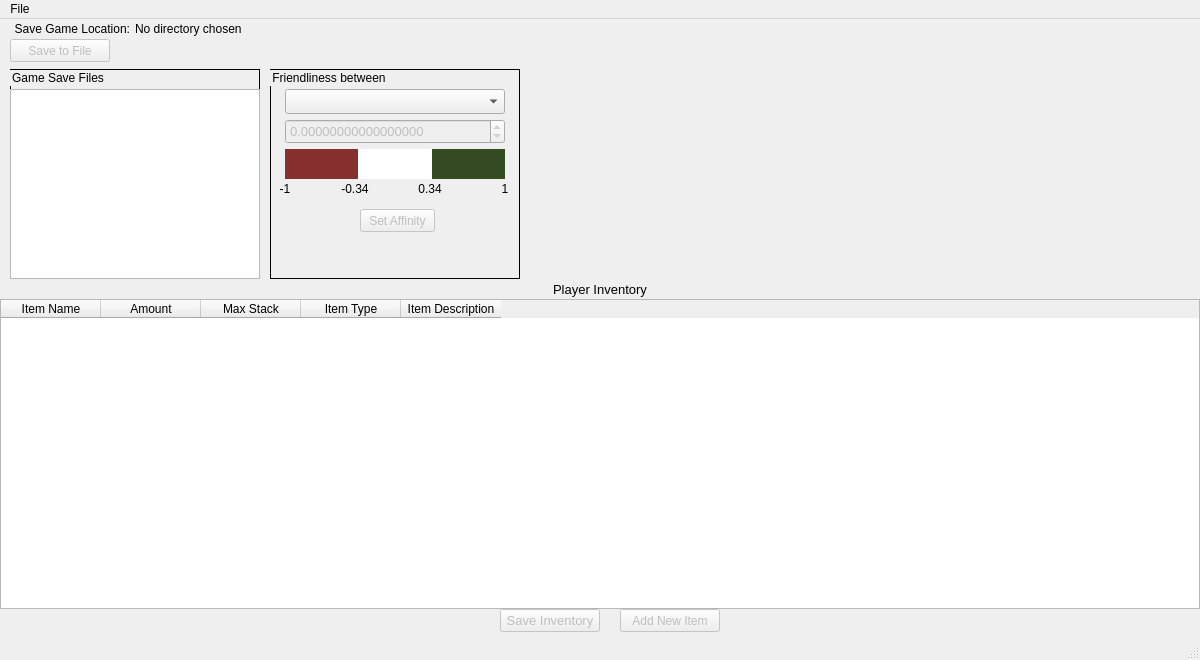
Before: the Qt Designer form PineSaveGameEditor.ui in accavallo/PineSaveGameEditor, drawn with Qt 5.
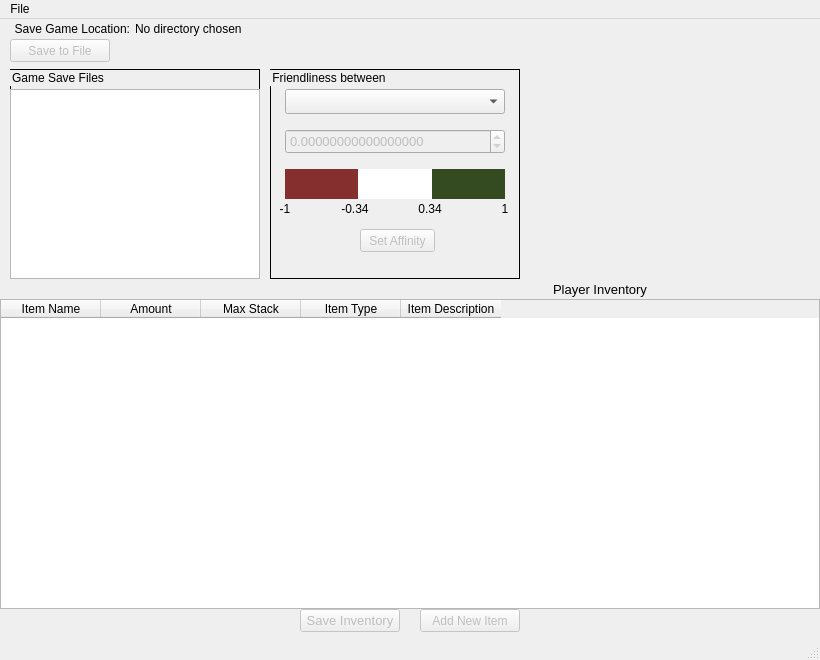
After: the same form once the commit is applied. Custom widgets are drawn as their Qt base class.

What changed in the file:
```diff
--- a/PineSaveGameEditor.ui
+++ b/PineSaveGameEditor.ui
@@ -6,13 +6,13 @@
    <rect>
     <x>0</x>
     <y>0</y>
-    <width>1200</width>
+    <width>820</width>
     <height>660</height>
    </rect>
   </property>
   <property name="minimumSize">
    <size>
-    <width>1200</width>
+    <width>820</width>
     <height>660</height>
    </size>
   </property>
@@ -141,7 +141,7 @@
      <property name="geometry">
       <rect>
        <x>15</x>
-       <y>80</y>
+       <y>100</y>
        <width>220</width>
        <height>30</height>
       </rect>
@@ -163,7 +163,7 @@
      <property name="geometry">
       <rect>
        <x>15</x>
-       <y>50</y>
+       <y>60</y>
        <width>220</width>
        <height>25</height>
       </rect>
@@ -197,7 +197,7 @@
      <property name="geometry">
       <rect>
        <x>90</x>
-       <y>140</y>
+       <y>160</y>
        <width>75</width>
        <height>23</height>
       </rect>
@@ -220,7 +220,7 @@
      <property name="geometry">
       <rect>
        <x>5</x>
-       <y>110</y>
+       <y>130</y>
        <width>20</width>
        <height>20</height>
       </rect>
@@ -236,7 +236,7 @@
      <property name="geometry">
       <rect>
        <x>70</x>
-       <y>110</y>
+       <y>130</y>
        <width>30</width>
        <height>20</height>
       </rect>
@@ -252,7 +252,7 @@
      <property name="geometry">
       <rect>
        <x>145</x>
-       <y>110</y>
+       <y>130</y>
        <width>30</width>
        <height>20</height>
       </rect>
@@ -268,7 +268,7 @@
      <property name="geometry">
       <rect>
        <x>225</x>
-       <y>110</y>
+       <y>130</y>
        <width>20</width>
        <height>20</height>
       </rect>
@@ -286,7 +286,7 @@
      <rect>
       <x>0</x>
       <y>280</y>
-      <width>1200</width>
+      <width>820</width>
       <height>310</height>
      </rect>
     </property>
@@ -350,7 +350,7 @@
     </property>
     <property name="geometry">
      <rect>
-      <x>500</x>
+      <x>300</x>
       <y>590</y>
       <width>100</width>
       <height>23</height>
@@ -375,7 +375,7 @@
     </property>
     <property name="geometry">
      <rect>
-      <x>620</x>
+      <x>420</x>
       <y>590</y>
       <width>100</width>
       <height>23</height>
@@ -391,7 +391,7 @@
     <rect>
      <x>0</x>
      <y>0</y>
-     <width>1200</width>
+     <width>820</width>
      <height>22</height>
     </rect>
    </property>
```
Left out of the diff: 90 changed lines with no effect on the pictures.
